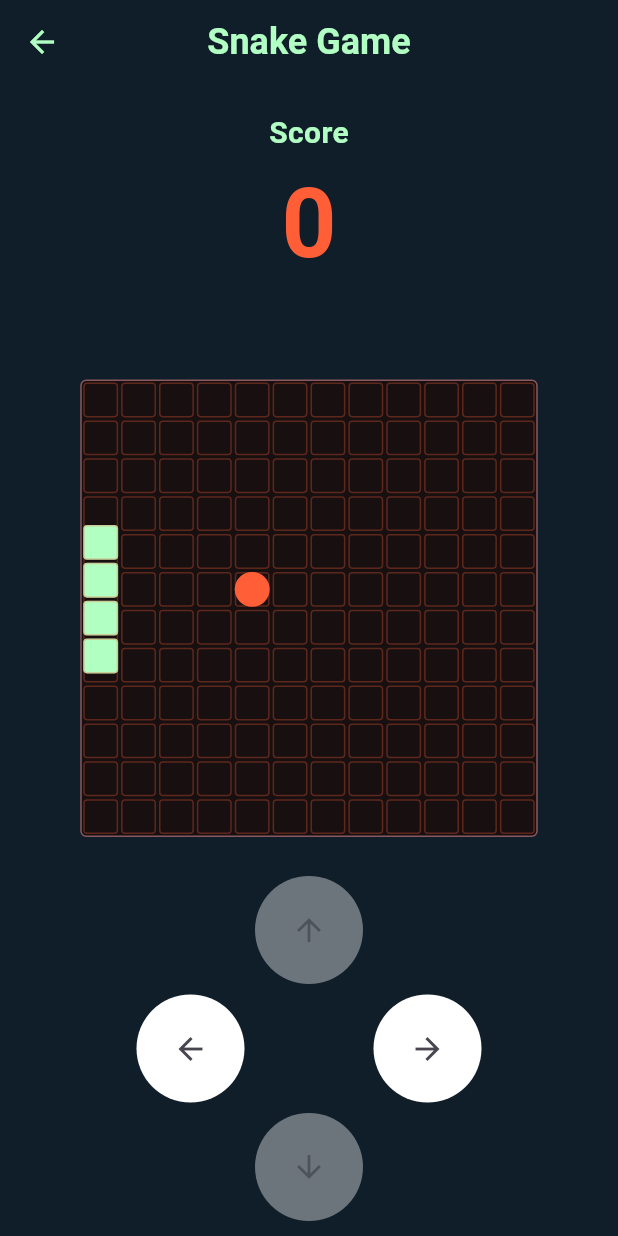
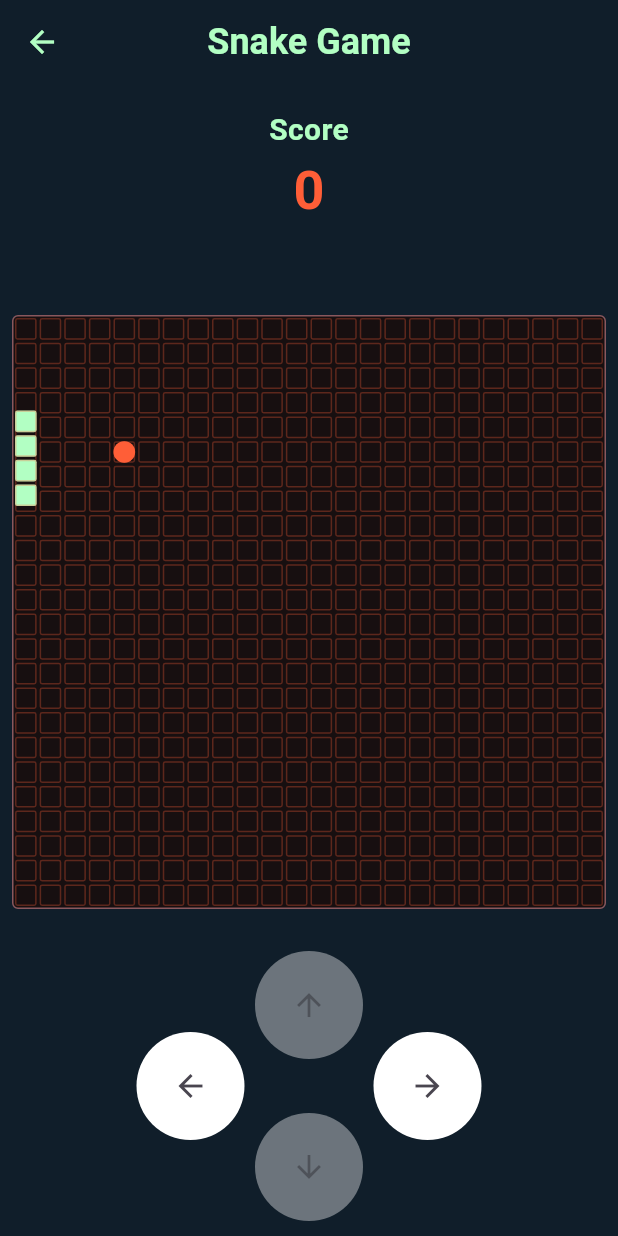
Before and after one commit to art1-si/snake, a Flutter app: the SneakGameScreen screen opened by its route, after a tap on "Play", on a phone screen of 412 x 824 dp. Run offline on Flutter 3.47's test engine with Material 3 defaults, Android fonts, the phone set to English and light mode, and no system bars; our stand-ins replace bloc, flutter_bloc, go_router.

Commit message:
improve layout

```diff
--- a/lib/presentation/screens/snake_game/direction_controls/direction_control_cluster.dart
+++ b/lib/presentation/screens/snake_game/direction_controls/direction_control_cluster.dart
@@ -19,7 +19,7 @@ class DirectionControlCluster extends StatelessWidget {
   @override
   Widget build(BuildContext context) {
     return SizedBox(
-      height: 250,
+      height: 200,
       child: Center(
         child: SizedBox.square(
           dimension: 250,
--- a/lib/presentation/screens/snake_game/game_engine/models/canvas_pixel_density.dart
+++ b/lib/presentation/screens/snake_game/game_engine/models/canvas_pixel_density.dart
@@ -1,7 +1,7 @@
 enum CanvasPixelDensity {
-  low(pixelDensity: 12),
+  low(pixelDensity: 24),
   medium(pixelDensity: 36),
-  high(pixelDensity: 48);
+  high(pixelDensity: 54);
 
   const CanvasPixelDensity({
     required this.pixelDensity,
--- a/lib/presentation/screens/snake_game/snake_game/view/widgets/score_display.dart
+++ b/lib/presentation/screens/snake_game/snake_game/view/widgets/score_display.dart
@@ -15,7 +15,7 @@ class _ScoreDisplayState extends State<ScoreDisplay> {
   @override
   Widget build(BuildContext context) {
     return SizedBox(
-      height: 125,
+      height: 80,
       child: BlocBuilder<GameplayBloc, GameplayState>(
         builder: (context, state) {
           switch (state) {
@@ -51,7 +51,7 @@ class _ScoreDisplayState extends State<ScoreDisplay> {
                       key: Key('${state.score}'),
                       '${state.score}',
                       style: const TextStyle(
-                        fontSize: 64,
+                        fontSize: 36,
                         fontWeight: FontWeight.bold,
                         color: AppColors.primary,
                       ),
```
